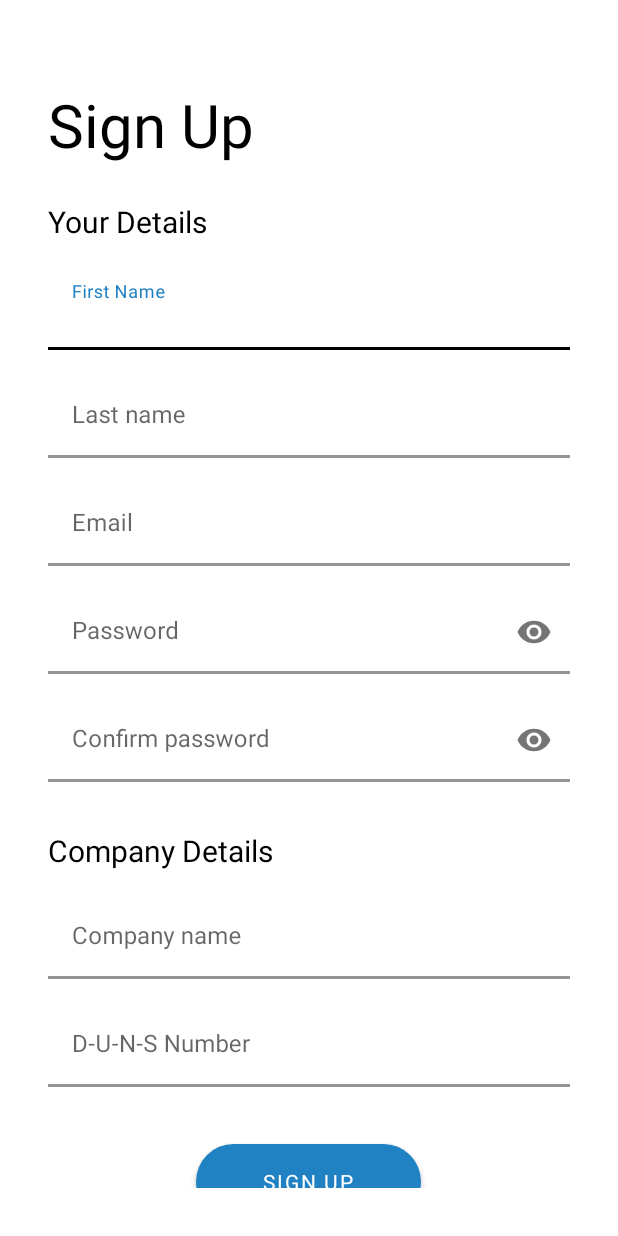
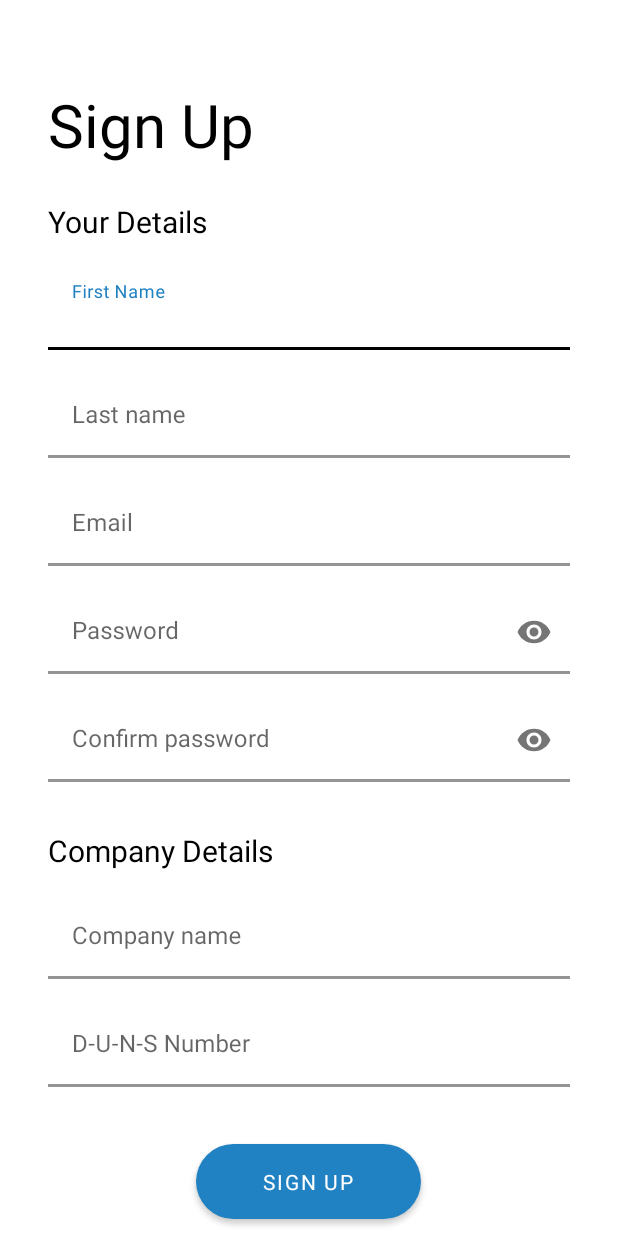
Before and after one commit to gbss91/TravelSmartPlus, an Android app: the SignUpActivity screen opened directly, with no data from a screen before it, on a phone screen of 412 x 824 dp. Run offline under Robolectric (Android 15) with nearby library versions, the phone set to English and light mode, and no system bars; libraries missing offline, so code that uses them is left out: com.wajahatkarim3.easyvalidation; Roboto replaces fonts that are not available here.

Commit message:
Added main activity

```diff
--- a/app/build.gradle
+++ b/app/build.gradle
@@ -41,11 +41,11 @@ dependencies {
     implementation 'com.google.android.material:material:1.7.0'
     implementation 'androidx.constraintlayout:constraintlayout:2.0.4'
     implementation 'androidx.lifecycle:lifecycle-livedata-ktx:2.3.1'
-    implementation 'androidx.lifecycle:lifecycle-viewmodel-ktx:2.3.1'
+    implementation 'androidx.lifecycle:lifecycle-viewmodel-ktx:2.4.0'
     implementation 'androidx.navigation:navigation-fragment-ktx:2.3.5'
     implementation 'androidx.navigation:navigation-ui-ktx:2.3.5'
     implementation 'com.google.android.material:material:1.3.0-alpha03'
-    implementation 'androidx.lifecycle:lifecycle-viewmodel-ktx:2.4.0'
+    implementation 'com.wajahatkarim:easyvalidation-core:1.0.4' // Validation Library - Reference: https://github.com/wajahatkarim3/EasyValidation
     testImplementation 'junit:junit:4.13.2'
     androidTestImplementation 'androidx.test.ext:junit:1.1.3'
     androidTestImplementation 'androidx.test.espresso:espresso-core:3.4.0'
--- a/app/src/main/java/com/travelsmartplus/travelsmartplus/SignUpActivity.kt
+++ /dev/null
@@ -1,16 +0,0 @@
-package com.travelsmartplus.travelsmartplus
-
-import androidx.appcompat.app.AppCompatActivity
-import android.os.Bundle
-import com.travelsmartplus.travelsmartplus.databinding.ActivitySignUpBinding
-
-class SignUpActivity : AppCompatActivity() {
-
-    private lateinit var binding: ActivitySignUpBinding
-
-    override fun onCreate(savedInstanceState: Bundle?) {
-        super.onCreate(savedInstanceState)
-        binding = ActivitySignUpBinding.inflate(layoutInflater)
-        setContentView(R.layout.activity_sign_up)
-    }
-}
--- /dev/null
+++ b/app/src/main/java/com/travelsmartplus/travelsmartplus/models/requests/SignInRequest.kt
@@ -0,0 +1,6 @@
+package com.travelsmartplus.travelsmartplus.models.requests
+
+data class SignInRequest(
+    val email: String,
+    val password: String
+)
--- a/app/src/main/res/color/bottom_nav_color.xml
+++ b/app/src/main/res/color/bottom_nav_color.xml
@@ -1,5 +1,5 @@
 <?xml version="1.0" encoding="utf-8"?>
 <selector xmlns:android="http://schemas.android.com/apk/res/android">
-    <item android:state_checked="true" android:color="@color/green_blue" />
+    <item android:state_checked="true" android:color="@color/primary_blue" />
     <item android:state_checked="false" android:color="@color/white"/>
 </selector>
--- a/app/src/main/res/layout/activity_sign_up.xml
+++ b/app/src/main/res/layout/activity_sign_up.xml
@@ -7,7 +7,7 @@
     android:layout_marginBottom="32dp"
     android:scrollbars="none"
     android:background="@color/white"
-    tools:context=".SignUpActivity">
+    tools:context=".activities.SignUpActivity">
 
 
     <LinearLayout
@@ -38,7 +38,7 @@
             android:textSize="20sp" />
 
         <com.google.android.material.textfield.TextInputLayout
-            android:id="@+id/signUpFirstNameInput"
+            android:id="@+id/firstNameContainer"
             android:layout_width="match_parent"
             android:layout_height="wrap_content"
             android:layout_marginTop="16dp"
@@ -49,10 +49,11 @@
             >
 
             <com.google.android.material.textfield.TextInputEditText
+                android:id="@+id/firstName"
                 android:layout_width="match_parent"
                 android:layout_height="wrap_content"
                 android:fontFamily="@font/roboto"
-                android:inputType="text"
+                android:inputType="textCapWords"
                 android:singleLine="true"
                 android:textColor="@color/black"
                 tools:ignore="TextContrastCheck"/>
@@ -60,7 +61,7 @@
         </com.google.android.material.textfield.TextInputLayout>
 
         <com.google.android.material.textfield.TextInputLayout
-            android:id="@+id/signUpLastNameInput"
+            android:id="@+id/lastNameContainer"
             android:layout_width="match_parent"
             android:layout_height="wrap_content"
             android:layout_marginTop="16dp"
@@ -70,10 +71,11 @@
             android:hint="@string/signup_last_name">
 
             <com.google.android.material.textfield.TextInputEditText
+                android:id="@+id/lastName"
                 android:layout_width="match_parent"
                 android:layout_height="wrap_content"
                 android:fontFamily="@font/roboto"
-                android:inputType="text"
+                android:inputType="textCapWords"
                 android:singleLine="true"
                 android:textColor="@color/black"
                 tools:ignore="TextContrastCheck" />
@@ -81,7 +83,7 @@
         </com.google.android.material.textfield.TextInputLayout>
 
         <com.google.android.material.textfield.TextInputLayout
-            android:id="@+id/signUpEmailInput"
+            android:id="@+id/emailContainer"
             android:layout_width="match_parent"
             android:layout_height="wrap_content"
             android:layout_marginTop="16dp"
@@ -91,6 +93,7 @@
             android:hint="@string/signup_email">
 
             <com.google.android.material.textfield.TextInputEditText
+                android:id="@+id/email"
                 android:layout_width="match_parent"
                 android:layout_height="wrap_content"
                 android:fontFamily="@font/roboto"
@@ -102,7 +105,7 @@
         </com.google.android.material.textfield.TextInputLayout>
 
         <com.google.android.material.textfield.TextInputLayout
-            android:id="@+id/signUpPassInput"
+            android:id="@+id/passwordContainer"
             android:layout_width="match_parent"
             android:layout_height="wrap_content"
             android:layout_marginTop="16dp"
@@ -113,6 +116,7 @@
             app:passwordToggleEnabled="true">
 
             <com.google.android.material.textfield.TextInputEditText
+                android:id="@+id/password"
                 android:layout_width="match_parent"
                 android:layout_height="match_parent"
                 android:fontFamily="@font/roboto"
@@ -124,7 +128,7 @@
         </com.google.android.material.textfield.TextInputLayout>
 
         <com.google.android.material.textfield.TextInputLayout
-            android:id="@+id/signUpConfirmPassInput"
+            android:id="@+id/confirmPassContainer"
             android:layout_width="match_parent"
             android:layout_height="wrap_content"
             android:layout_marginTop="16dp"
@@ -135,6 +139,7 @@
             app:passwordToggleEnabled="true">
 
             <com.google.android.material.textfield.TextInputEditText
+                android:id="@+id/confirmPass"
                 android:layout_width="match_parent"
                 android:layout_height="wrap_content"
                 android:fontFamily="@font/roboto"
@@ -156,7 +161,7 @@
             android:textSize="20sp" />
 
         <com.google.android.material.textfield.TextInputLayout
-            android:id="@+id/signUpCompanyInput"
+            android:id="@+id/companyNameContainer"
             android:layout_width="match_parent"
             android:layout_height="wrap_content"
             android:layout_marginTop="16dp"
@@ -166,10 +171,11 @@
             android:hint="@string/signup_company_name">
 
             <com.google.android.material.textfield.TextInputEditText
+                android:id="@+id/companyName"
                 android:layout_width="match_parent"
                 android:layout_height="wrap_content"
                 android:fontFamily="@font/roboto"
-                android:inputType="text"
+                android:inputType="textCapWords"
                 android:singleLine="true"
                 android:textColor="@color/black"
                 tools:ignore="TextContrastCheck" />
@@ -177,7 +183,7 @@
         </com.google.android.material.textfield.TextInputLayout>
 
         <com.google.android.material.textfield.TextInputLayout
-            android:id="@+id/signUpDunsInput"
+            android:id="@+id/dunsContainer"
             android:layout_width="match_parent"
             android:layout_height="wrap_content"
             android:layout_marginTop="16dp"
@@ -187,6 +193,7 @@
             android:hint="@string/signup_duns">
 
             <com.google.android.material.textfield.TextInputEditText
+                android:id="@+id/duns"
                 android:layout_width="match_parent"
                 android:layout_height="wrap_content"
                 android:fontFamily="@font/roboto"
@@ -213,7 +220,7 @@
             android:layout_height="wrap_content"
             android:orientation="horizontal"
             android:layout_marginTop="16dp"
-            android:layout_marginBottom="32dp"
+            android:layout_marginBottom="60dp"
             android:gravity="center">
 
             <TextView
@@ -231,7 +238,7 @@
                 android:layout_marginStart="5dp"
                 android:fontFamily="@font/roboto_bold"
                 android:text="@string/link_sign_in"
-                android:textColor="@color/green_blue"
+                android:textColor="@color/primary_blue"
                 android:textSize="14sp"
                 tools:ignore="TextContrastCheck" />
 
--- a/app/src/main/res/values-night/themes.xml
+++ b/app/src/main/res/values-night/themes.xml
@@ -2,10 +2,10 @@
     <!-- Base application theme. -->
     <style name="Theme.TravelSmartPlus" parent="Theme.MaterialComponents.DayNight.DarkActionBar">
         <!-- Primary brand color. -->
-        <item name="colorPrimary">@color/green_blue</item>
+        <item name="colorPrimary">@color/primary_blue</item>
         <item name="colorOnPrimary">@color/white</item>
         <!-- Secondary brand color. -->
-        <item name="colorSecondary">@color/middle_blue</item>
+        <item name="colorSecondary">@color/secondary</item>
         <item name="colorOnSecondary">@color/black</item>
         <!-- Status bar color. -->
         <item name="android:statusBarColor" tools:targetApi="l">?attr/colorPrimaryVariant</item>
--- a/app/src/main/res/values/colors.xml
+++ b/app/src/main/res/values/colors.xml
@@ -1,7 +1,7 @@
 <?xml version="1.0" encoding="utf-8"?>
 <resources>
-    <color name="green_blue">#2081C3</color>
-    <color name="middle_blue">#83C5BE</color>
+    <color name="primary_blue">#2081C3</color>
+    <color name="secondary">#83C5BE</color>
     <color name="black">#FF000000</color>
     <color name="white">#FFFFFFFF</color>
     <color name="light_blue_600">#FF039BE5</color>
--- a/app/src/main/res/values/themes.xml
+++ b/app/src/main/res/values/themes.xml
@@ -1,11 +1,16 @@
 <resources xmlns:tools="http://schemas.android.com/tools">
     <!-- Base application theme. -->
     <style name="Theme.TravelSmartPlus" parent="Theme.MaterialComponents.DayNight.NoActionBar">
+        <item name="android:windowNoTitle">true</item>
+        <item name="android:windowActionBar">false</item>
+        <item name="android:windowFullscreen">true</item>
+        <item name="android:windowContentOverlay">@null</item>
+
         <!-- Primary brand color. -->
-        <item name="colorPrimary">@color/green_blue</item>
+        <item name="colorPrimary">@color/primary_blue</item>
         <item name="colorOnPrimary">@color/white</item>
         <!-- Secondary brand color. -->
-        <item name="colorSecondary">@color/middle_blue</item>
+        <item name="colorSecondary">@color/secondary</item>
         <item name="colorOnSecondary">@color/white</item>
         <!-- Status bar color. -->
         <item name="android:statusBarColor" tools:targetApi="l">?attr/colorPrimary</item>
@@ -13,16 +18,4 @@
 
     </style>
 
-    <style name="Theme.TravelSmartPlus.Fullscreen" parent="Theme.TravelSmartPlus">
-        <item name="android:actionBarStyle">
-            @style/Widget.Theme.TravelSmartPlus.ActionBar.Fullscreen
-        </item>
-        <item name="android:windowActionBarOverlay">true</item>
-        <item name="android:windowBackground">@null</item>
-    </style>
-
-    <style name="ThemeOverlay.TravelSmartPlus.FullscreenContainer" parent="">
-        <item name="fullscreenBackgroundColor">@color/light_blue_600</item>
-        <item name="fullscreenTextColor">@color/light_blue_A200</item>
-    </style>
 </resources>
```
Also changed, not shown: app/src/main/AndroidManifest.xml (+4 -4 lines), app/src/main/java/com/travelsmartplus/travelsmartplus/MainActivity.kt (deleted, +0 -20 lines), app/src/main/java/com/travelsmartplus/travelsmartplus/activities/LandingPageActivity.kt (renamed from app/src/main/java/com/travelsmartplus/travelsmartplus/LandingPageActivity.kt, +4 -7 lines), app/src/main/java/com/travelsmartplus/travelsmartplus/activities/MainActivity.kt (added, +22 -0 lines), app/src/main/java/com/travelsmartplus/travelsmartplus/activities/SignInActivity.kt (renamed from app/src/main/java/com/travelsmartplus/travelsmartplus/SignInActivity.kt, +4 -4 lines), app/src/main/java/com/travelsmartplus/travelsmartplus/activities/SignUpActivity.kt (added, +72 -0 lines), app/src/main/java/com/travelsmartplus/travelsmartplus/models/User.kt (added, +11 -0 lines), app/src/main/java/com/travelsmartplus/travelsmartplus/models/requests/SignUpRequest.kt (added, +10 -0 lines), app/src/main/res/layout/activity_landing_page.xml (+11 -7 lines), app/src/main/res/layout/activity_main.xml (+13 -2 lines), app/src/main/res/layout/activity_sign_in.xml (+6 -4 lines).
